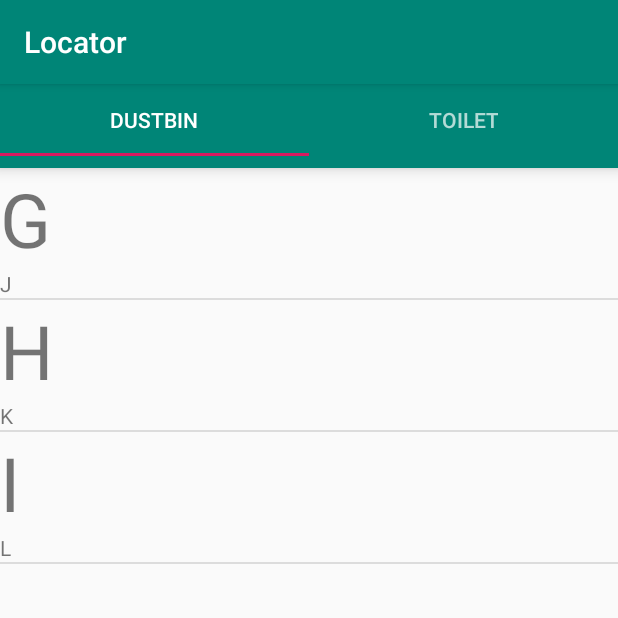
After one commit to tanvir-durlove/Locator, an Android app: the OfflineDustbinFragment screen opened directly, with no data from a screen before it, on a phone screen of 412 x 824 dp, the top half of it. The commit adds this screen. Run offline under Robolectric (Android 15) with nearby library versions, the phone set to English and light mode, and no system bars; 1 statement that could not run was skipped.

Commit message:
Offline Location Structure and listview added

```diff
--- a/app/build.gradle
+++ b/app/build.gradle
@@ -27,6 +27,8 @@ dependencies {
     implementation 'com.android.support.constraint:constraint-layout:1.1.3'
     implementation 'com.google.android.gms:play-services-maps:11.8.0'
     implementation 'com.google.android.gms:play-services:11.8.0'
+    implementation 'com.android.support:cardview-v7:28.0.0'
+
 
     testImplementation 'junit:junit:4.12'
     androidTestImplementation 'com.android.support.test:runner:1.0.2'
--- /dev/null
+++ b/app/src/main/java/rifat/finalproject/locator/OfflineDustbinFragment.java
@@ -0,0 +1,60 @@
+package rifat.finalproject.locator;
+
+import android.os.Bundle;
+import android.support.annotation.Nullable;
+import android.support.v4.app.ListFragment;
+import android.view.LayoutInflater;
+import android.view.View;
+import android.view.ViewGroup;
+import android.widget.AdapterView;
+import android.widget.SimpleAdapter;
+import android.widget.Toast;
+
+import java.util.ArrayList;
+import java.util.HashMap;
+
+
+public class OfflineDustbinFragment extends ListFragment {
+    String[] dustbin = {"G", "H", "I"};
+    String[] location = {"J", "K", "L"};
+
+    ArrayList<HashMap<String, String>> data = new ArrayList<HashMap<String, String>>();
+    SimpleAdapter adapter;
+
+
+    @Nullable
+    @Override
+    public View onCreateView(LayoutInflater inflater, ViewGroup container, Bundle savedInstanceState) {
+
+        HashMap<String, String> map = new HashMap<String, String>();
+        for (int i = 0; i < dustbin.length; i++) {
+            map = new HashMap<String, String>();
+            map.put("Dustbin", dustbin[i]);
+            map.put("Locations", location[i]);
+            data.add(map);
+        }
+
+        String[] from = {"Dustbin", "Locations"};
+        int[] to = {R.id.dustbin, R.id.location};
+
+        adapter = new SimpleAdapter(getActivity(), data, R.layout.tab_fragment_1, from, to);
+        setListAdapter(adapter);
+
+
+        return super.onCreateView(inflater, container, savedInstanceState);
+    }
+
+    @Override
+    public void onStart() {
+        super.onStart();
+
+        getListView().setOnItemClickListener(new AdapterView.OnItemClickListener() {
+            @Override
+            public void onItemClick(AdapterView<?> av, View v, int pos, long id) {
+
+                Toast.makeText(getActivity(), data.get(pos).get("Dustbin"), Toast.LENGTH_SHORT).show();
+            }
+        });
+    }
+
+}
--- /dev/null
+++ b/app/src/main/java/rifat/finalproject/locator/OfflineToiletFragment.java
@@ -0,0 +1,60 @@
+package rifat.finalproject.locator;
+
+import android.os.Bundle;
+import android.support.annotation.Nullable;
+import android.support.v4.app.ListFragment;
+import android.view.LayoutInflater;
+import android.view.View;
+import android.view.ViewGroup;
+import android.widget.AdapterView;
+import android.widget.SimpleAdapter;
+import android.widget.Toast;
+
+import java.util.ArrayList;
+import java.util.HashMap;
+
+public class OfflineToiletFragment extends ListFragment {
+
+    String[] toilets = {"A", "B", "C"};
+    String[] location = {"D", "E", "F"};
+
+    ArrayList<HashMap<String, String>> data = new ArrayList<HashMap<String, String>>();
+    SimpleAdapter adapter;
+
+
+    @Nullable
+    @Override
+    public View onCreateView(LayoutInflater inflater, ViewGroup container, Bundle savedInstanceState) {
+
+        HashMap<String, String> map = new HashMap<String, String>();
+        for (int i = 0; i < toilets.length; i++) {
+            map = new HashMap<String, String>();
+            map.put("Toilets", toilets[i]);
+            map.put("Locations", location[i]);
+            data.add(map);
+        }
+
+        String[] from = {"Toilets", "Locations"};
+        int[] to = {R.id.toilet, R.id.location};
+
+        adapter = new SimpleAdapter(getActivity(), data, R.layout.tab_fragment_2, from, to);
+        setListAdapter(adapter);
+
+
+        return super.onCreateView(inflater, container, savedInstanceState);
+    }
+
+    @Override
+    public void onStart() {
+        super.onStart();
+
+        getListView().setOnItemClickListener(new AdapterView.OnItemClickListener() {
+            @Override
+            public void onItemClick(AdapterView<?> av, View v, int pos, long id) {
+
+                Toast.makeText(getActivity(), data.get(pos).get("Toilet"), Toast.LENGTH_SHORT).show();
+            }
+        });
+    }
+
+}
--- a/app/src/main/java/rifat/finalproject/locator/PagerAdapter.java
+++ b/app/src/main/java/rifat/finalproject/locator/PagerAdapter.java
@@ -17,10 +17,10 @@ public class PagerAdapter extends FragmentStatePagerAdapter {
 
         switch (position) {
             case 0:
-                TabFragment1 tab1 = new TabFragment1();
+                OfflineDustbinFragment tab1 = new OfflineDustbinFragment();
                 return tab1;
             case 1:
-                TabFragment2 tab2 = new TabFragment2();
+                OfflineToiletFragment tab2 = new OfflineToiletFragment();
                 return tab2;
 
             default:
--- a/app/src/main/res/layout/activity_offline_content.xml
+++ b/app/src/main/res/layout/activity_offline_content.xml
@@ -21,4 +21,5 @@
         android:layout_height="fill_parent"
         android:layout_below="@id/tab_layout" />
 
+
 </RelativeLayout>
--- a/app/src/main/res/layout/tab_fragment_1.xml
+++ b/app/src/main/res/layout/tab_fragment_1.xml
@@ -1,15 +1,16 @@
 <?xml version="1.0" encoding="utf-8"?>
 <RelativeLayout xmlns:android="http://schemas.android.com/apk/res/android"
     android:layout_width="match_parent"
-    android:layout_height="match_parent"
-    android:orientation="vertical">
-
+    android:layout_height="match_parent">
     <TextView
-        android:id="@+id/textView"
-        android:layout_width="wrap_content"
-        android:layout_height="wrap_content"
-        android:layout_centerInParent="true"
-        android:text="Tab 1"
-        android:textAppearance="?android:attr/textAppearanceLarge"/>
+        android:id="@+id/dustbin"
+        android:textSize="50dp"
+        android:layout_width="match_parent"
+        android:layout_height="wrap_content" />
+    <TextView
+        android:id="@+id/location"
+        android:layout_below="@+id/dustbin"
+        android:layout_width="match_parent"
+        android:layout_height="wrap_content" />
 
 </RelativeLayout>
```
Also changed, not shown: app/src/main/java/rifat/finalproject/locator/TabFragment1.java (deleted, +0 -15 lines), app/src/main/java/rifat/finalproject/locator/TabFragment2.java (deleted, +0 -15 lines), app/src/main/res/layout/tab_fragment_2.xml (+9 -9 lines).
